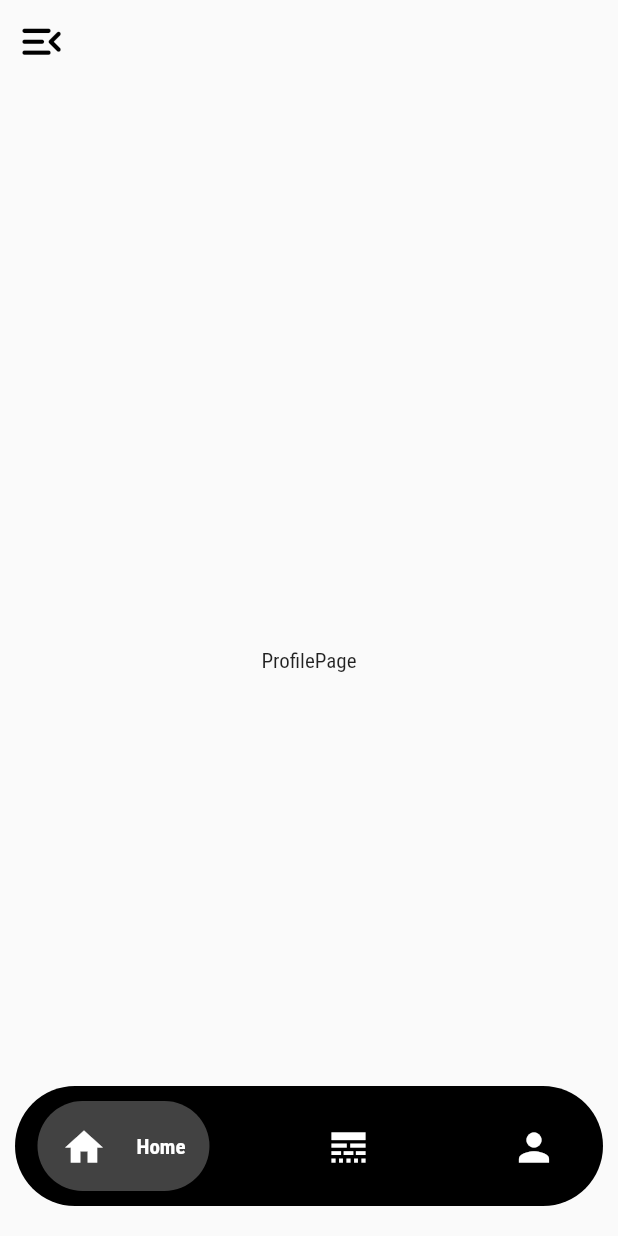
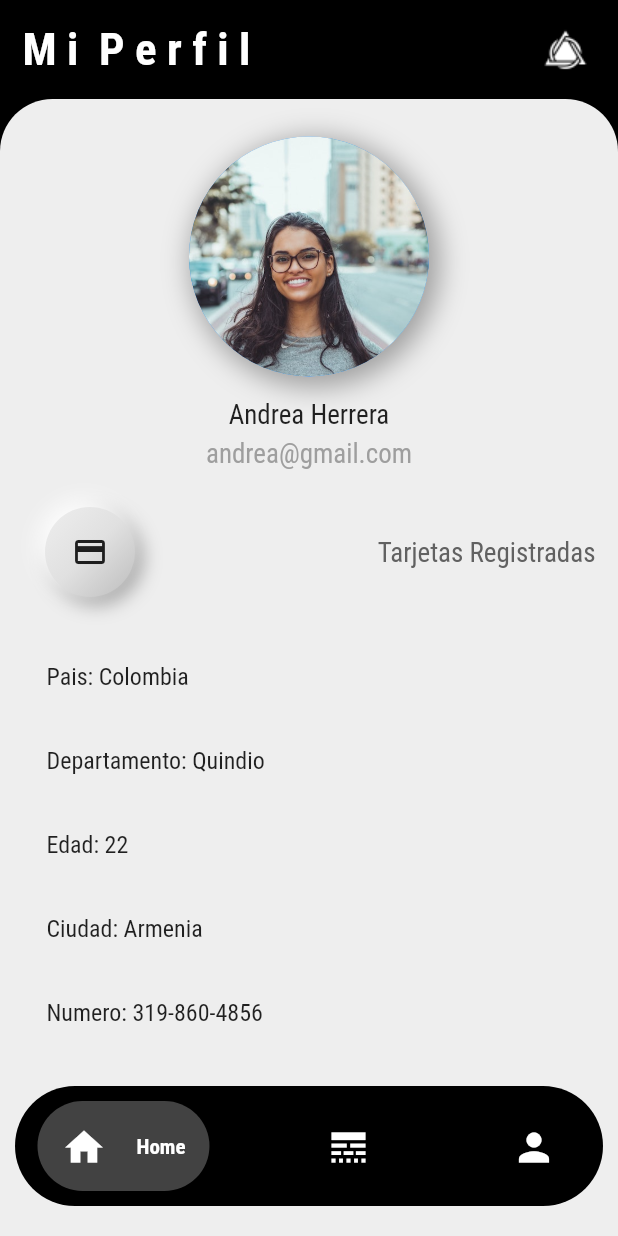
Before and after one commit to jhank31/personal-project-flutter, a Flutter app: the Dashboard screen opened by its route, swiped to page 3, on a phone screen of 412 x 824 dp. Run offline on Flutter 3.47's test engine with Material 2 defaults, Android fonts, the phone set to English and light mode, and no system bars; drawn by our look-alikes of google_nav_bar; our stand-ins replace font_awesome_flutter, get.

Commit message:
terminacion de profile

```diff
--- a/ecommerce_clothing/lib/ui/pages/dashboard/dashboard_page.dart
+++ b/ecommerce_clothing/lib/ui/pages/dashboard/dashboard_page.dart
@@ -18,25 +18,12 @@ class Dashboard extends StatelessWidget {
     return ChangeNotifierProvider(
       create: (BuildContext context) => DashboardController(),
       child: Scaffold(
-          appBar: AppBar(
-            leading: Builder(
-              builder: (BuildContext context) {
-                return IconButton(
-                    onPressed: () => Scaffold.of(context).openDrawer(),
-                    icon: const Icon(Icons.menu_open_rounded));
-              },
-            ),
-            elevation: 0,
-            iconTheme: const IconThemeData(color: Colors.black, size: 35),
-            backgroundColor: Colors.transparent,
-          ),
-          drawer: const DrawerMenuZoom(),
           body: Stack(
-            children: const [
-              _Paginas(),
-              BottomNavBar(),
-            ],
-          )),
+        children: const [
+          _Paginas(),
+          BottomNavBar(),
+        ],
+      )),
     );
   }
 }
--- a/ecommerce_clothing/lib/ui/pages/profile/profile_page.dart
+++ b/ecommerce_clothing/lib/ui/pages/profile/profile_page.dart
@@ -1,14 +1,20 @@
 import 'package:flutter/material.dart';
 
+import 'widgets/body_profile.dart';
+import 'widgets/top_page.dart';
+
 class ProfilePage extends StatelessWidget {
-
-  const ProfilePage ({Key? key}) : super(key: key);
+  const ProfilePage({Key? key}) : super(key: key);
 
   @override
   Widget build(BuildContext context) {
-    return const Scaffold(
-      body: Center(
-         child: Text('ProfilePage'),
+    final size = MediaQuery.of(context).size;
+    return SafeArea(
+      child: Scaffold(
+        backgroundColor: Colors.black,
+        body: Column(
+          children: [TopPage(size: size), BodyProfile(size: size)],
+        ),
       ),
     );
   }
--- /dev/null
+++ b/ecommerce_clothing/lib/ui/pages/profile/widgets/body_profile.dart
@@ -0,0 +1,171 @@
+import 'package:ecommerce_clothing/ui/pages/profile/method_payment_profile.dart';
+import 'package:flutter/material.dart';
+import 'package:get/get.dart';
+
+import '../../../widgets/widgets.dart';
+
+class BodyProfile extends StatelessWidget {
+  const BodyProfile({
+    Key? key,
+    required this.size,
+  }) : super(key: key);
+
+  final Size size;
+
+  @override
+  Widget build(BuildContext context) {
+    return Expanded(
+      child: Container(
+        height: size.height,
+        width: size.width,
+        padding: const EdgeInsets.only(
+          left: 15,
+          right: 15,
+          bottom: 100,
+        ),
+        decoration: BoxDecoration(
+            color: Colors.grey.shade200,
+            borderRadius: const BorderRadius.only(
+                topLeft: Radius.circular(35), topRight: Radius.circular(35))),
+        child: Column(
+          children: [
+            Container(
+              margin: const EdgeInsets.only(
+                top: 25,
+              ),
+              decoration: const BoxDecoration(
+                  color: Colors.white,
+                  shape: BoxShape.circle,
+                  boxShadow: [
+                    BoxShadow(
+                        offset: Offset(4, 4),
+                        blurRadius: 15,
+                        color: Colors.grey,
+                        spreadRadius: 3)
+                  ]),
+              child: const CircleAvatar(
+                maxRadius: 80,
+                backgroundImage: AssetImage('assets/imgs/foto_perfil.jpg'),
+              ),
+            ),
+            Padding(
+              padding: const EdgeInsets.only(top: 15),
+              child: Column(
+                children: const [
+                  Text(
+                    'Andrea Herrera',
+                    style: TextStyle(fontSize: 18),
+                  ),
+                  SizedBox(
+                    height: 5,
+                  ),
+                  Text(
+                    'andrea@gmail.com',
+                    style: TextStyle(fontSize: 18, color: Colors.grey),
+                  ),
+                ],
+              ),
+            ),
+            Container(
+              margin: const EdgeInsets.only(top: 25, left: 15),
+              width: size.width,
+              height: 60,
+              child: Row(
+                crossAxisAlignment: CrossAxisAlignment.center,
+                mainAxisAlignment: MainAxisAlignment.spaceBetween,
+                children: [
+                  ButtonCreditCard(
+                    icon: const Icon(
+                      Icons.credit_card_outlined,
+                    ),
+                    onTap: () {
+                      Get.to(const CreditCardPage());
+                    },
+                  ),
+                  Padding(
+                    padding: const EdgeInsets.only(left: 30),
+                    child: Text(
+                      'Tarjetas Registradas',
+                      style:
+                          TextStyle(color: Colors.grey.shade700, fontSize: 18),
+                    ),
+                  )
+                ],
+              ),
+            ),
+            _PropietiesProfile(size: size),
+          ],
+        ),
+      ),
+    );
+  }
+}
+
+class _PropietiesProfile extends StatelessWidget {
+  const _PropietiesProfile({
+    Key? key,
+    required this.size,
+  }) : super(key: key);
+
+  final Size size;
+
+  @override
+  Widget build(BuildContext context) {
+    return Expanded(
+      child: Container(
+        margin: const EdgeInsets.only(top: 25),
+        width: size.width,
+        height: size.height,
+        child: SingleChildScrollView(
+          physics: const BouncingScrollPhysics(),
+          child: Column(
+            children: const [
+              ListTile(
+                title: Text('Pais: Colombia',
+                    style: TextStyle(
+                      fontSize: 16,
+                    )),
+              ),
+              ListTile(
+                title: Text('Departamento: Quindio',
+                    style: TextStyle(
+                      fontSize: 16,
+                    )),
+              ),
+              ListTile(
+                title: Text('Edad: 22',
+                    style: TextStyle(
+                      fontSize: 16,
+                    )),
+              ),
+              ListTile(
+                title: Text('Ciudad: Armenia',
+                    style: TextStyle(
+                      fontSize: 16,
+                    )),
+              ),
+              ListTile(
+                title: Text('Numero: 319-860-4856',
+                    style: TextStyle(
+                      fontSize: 16,
+                    )),
+              ),
+              ListTile(
+                title: Text('Nivel: Height Trinity',
+                    style: TextStyle(
+                      fontSize: 16,
+                    )),
+              ),
+              ListTile(
+                title: Text('Puntos: 120.000',
+                    style: TextStyle(
+                      fontSize: 16,
+                    )),
+              ),
+            ],
+          ),
+        ),
+      ),
+    );
+  }
+}
--- /dev/null
+++ b/ecommerce_clothing/lib/ui/pages/profile/widgets/top_page.dart
@@ -0,0 +1,45 @@
+import 'package:flutter/material.dart';
+class TopPage extends StatelessWidget {
+  const TopPage({
+    Key? key,
+    required this.size,
+  }) : super(key: key);
+
+  final Size size;
+
+  @override
+  Widget build(BuildContext context) {
+    return SizedBox(
+      height: size.height * 0.08,
+      width: size.width,
+      child: Padding(
+        padding: const EdgeInsets.symmetric(horizontal: 15),
+        child: Row(
+          mainAxisAlignment: MainAxisAlignment.spaceBetween,
+          children: [
+            Column(
+              crossAxisAlignment: CrossAxisAlignment.start,
+              mainAxisAlignment: MainAxisAlignment.center,
+              children: const [
+                Text(
+                  'M i  P e r f i l',
+                  style: TextStyle(
+                      color: Colors.white,
+                      fontSize: 30,
+                      fontWeight: FontWeight.w600),
+                ),
+              ],
+            ),
+            const ImageIcon(
+              size: 40,
+              AssetImage(
+                'assets/icons/trinity32px.png',
+              ),
+              color: Colors.white,
+            )
+          ],
+        ),
+      ),
+    );
+  }
+}
--- a/ecommerce_clothing/lib/ui/routes/routes.dart
+++ b/ecommerce_clothing/lib/ui/routes/routes.dart
@@ -1,6 +1,7 @@
 import 'package:ecommerce_clothing/ui/pages/dashboard/dashboard_page.dart';
 import 'package:ecommerce_clothing/ui/pages/help/help_page.dart';
 import 'package:ecommerce_clothing/ui/pages/login/login_page.dart';
+import 'package:ecommerce_clothing/ui/pages/profile/method_payment_profile.dart';
 import 'package:ecommerce_clothing/ui/pages/register/register_page.dart';
 import 'package:ecommerce_clothing/ui/pages/settings/setting_page.dart';
 import 'package:get/get.dart';
@@ -23,5 +24,9 @@ List<GetPage<dynamic>> routes = [
       page: () => const SettingsPage(),
       transition: Transition.fade),
   GetPage(
+      name: '/paymentsCard',
+      page: () => const CreditCardPage(),
+      transition: Transition.fade),
+  GetPage(
       name: '/help', page: () => const HelpPage(), transition: Transition.fade),
 ];
--- /dev/null
+++ b/ecommerce_clothing/lib/ui/widgets/button_credit_card.dart
@@ -0,0 +1,44 @@
+import 'package:flutter/material.dart';
+
+class ButtonCreditCard extends StatelessWidget {
+  final Icon icon;
+  final VoidCallback? onTap;
+  const ButtonCreditCard({
+    Key? key,
+    required this.icon,
+    this.onTap,
+  }) : super(key: key);
+
+  @override
+  Widget build(BuildContext context) {
+    return Container(
+      width: 60,
+      height: 60,
+      decoration: BoxDecoration(
+          color: Colors.grey.shade300,
+          shape: BoxShape.circle,
+          boxShadow: [
+            BoxShadow(
+                color: Colors.grey.shade500,
+                offset: const Offset(4, 4),
+                blurRadius: 10,
+                spreadRadius: 1),
+            const BoxShadow(
+                color: Colors.white,
+                offset: Offset(-4, -4),
+                blurRadius: 10,
+                spreadRadius: 1),
+          ],
+          gradient: LinearGradient(
+            begin: Alignment.topLeft,
+            end: Alignment.bottomRight,
+            colors: [
+              Colors.grey.shade200,
+              Colors.grey.shade300,
+              Colors.grey.shade400,
+            ],
+          )),
+      child: IconButton(onPressed: onTap, icon: icon),
+    );
+  }
+}
--- a/ecommerce_clothing/lib/ui/widgets/widgets.dart
+++ b/ecommerce_clothing/lib/ui/widgets/widgets.dart
@@ -1,4 +1,4 @@
-export 'package:ecommerce_clothing/ui/widgets/drawer_menu_zoom.dart';
+export 'package:ecommerce_clothing/ui/widgets/button_credit_card.dart';
 
 export 'package:ecommerce_clothing/ui/widgets/bottom_nav_bar.dart';
 
```
Also changed, not shown: ecommerce_clothing/lib/ui/pages/profile/method_payment_profile.dart (added, +30 -0 lines), ecommerce_clothing/lib/ui/pages/profile/widgets/credit_card.dart (added, +126 -0 lines), ecommerce_clothing/lib/ui/widgets/drawer_menu_zoom.dart (deleted, +0 -53 lines), ecommerce_clothing/assets/icons/trinity32px.png (added), ecommerce_clothing/assets/icons/trinity500px.png (added), ecommerce_clothing/assets/icons/wifi_icon.png (added), ecommerce_clothing/assets/imgs/foto_perfil.jpg (added).
